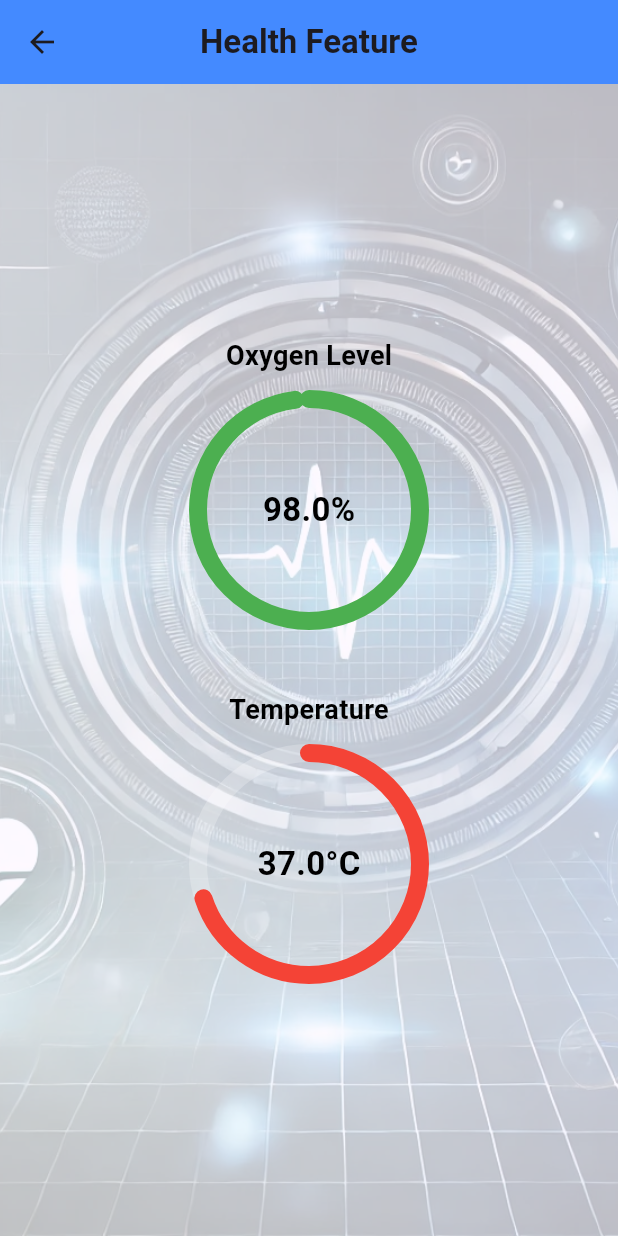
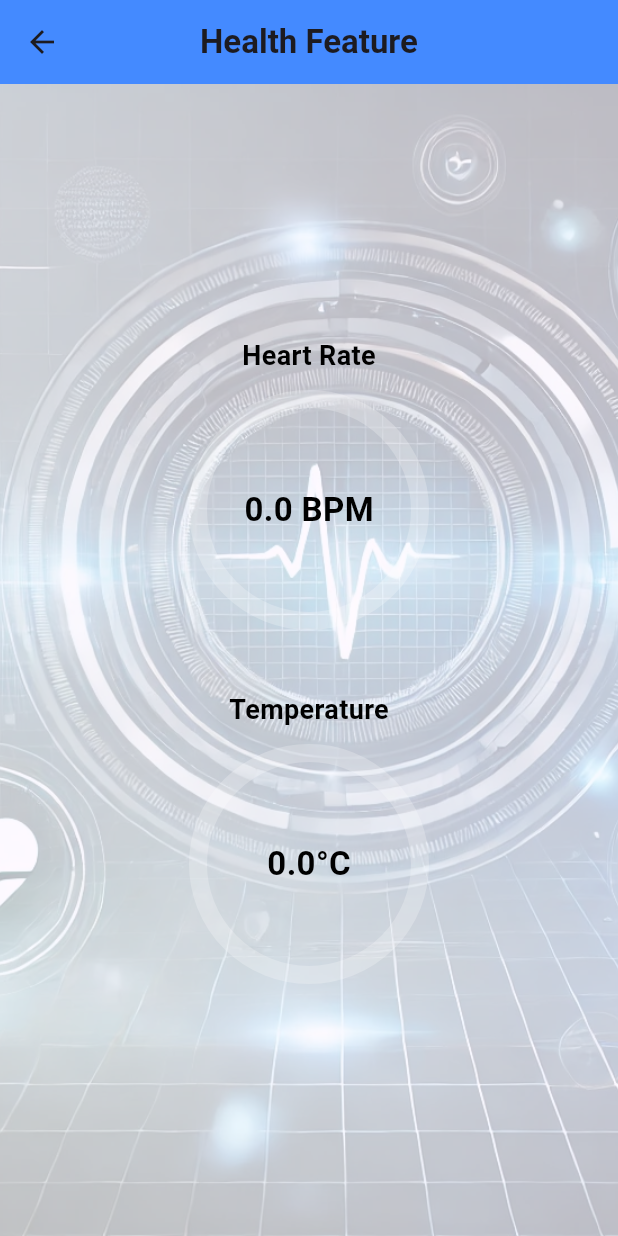
Before and after one commit to Mina843/grad_App, a Flutter app: the HealthFeaturePage screen opened directly, on a phone screen of 412 x 824 dp. Run offline on Flutter 3.47's test engine with Material 3 defaults, Android fonts, the phone set to English and light mode, and no system bars; drawn by our look-alikes of percent_indicator; our stand-ins replace animate_do, firebase_auth, firebase_core, flutter_bloc, flutter_bluetooth_serial, permission_handler; accounts and stored records are empty.

Commit message:
modify health feature page

```diff
--- a/lib/HealthFeaturePage.dart
+++ b/lib/HealthFeaturePage.dart
@@ -1,4 +1,3 @@
-
 import 'dart:typed_data';
 import 'package:flutter/material.dart';
 import 'package:flutter_bluetooth_serial/flutter_bluetooth_serial.dart';
@@ -12,8 +11,8 @@ class HealthFeaturePage extends StatefulWidget {
 }
 
 class _HealthFeaturePageState extends State<HealthFeaturePage> {
-  double oxygenLevel = 98.0;
-  double temperature = 37.0;
+  double heartRate = 0.0; // معدل النبض
+  double temperature = 0.0; // درجة الحرارة
   BluetoothConnection? connection;
 
   @override
@@ -50,8 +49,8 @@ class _HealthFeaturePageState extends State<HealthFeaturePage> {
 
       if (values.length == 2) {
         setState(() {
-          oxygenLevel = double.tryParse(values[0]) ?? 0.0;
-          temperature = double.tryParse(values[1]) ?? 0.0;
+          heartRate = double.tryParse(values[0]) ?? 0.0; // قراءة النبض
+          temperature = double.tryParse(values[1]) ?? 0.0; // قراءة الحرارة
         });
       }
     }).onDone(() {
@@ -93,26 +92,28 @@ class _HealthFeaturePageState extends State<HealthFeaturePage> {
             child: Column(
               mainAxisAlignment: MainAxisAlignment.center,
               children: [
+                // مؤشر معدل نبضات القلب
                 CircularPercentIndicator(
                   radius: 80.0,
                   lineWidth: 12.0,
-                  percent: (oxygenLevel / 100).clamp(0.0, 1.0),
+                  percent: (heartRate / 200).clamp(0.0, 1.0), // نطاق 0-200 نبضة
                   center: Text(
-                    "${oxygenLevel.toStringAsFixed(1)}%",
+                    "${heartRate.toStringAsFixed(1)} BPM",
                     style: const TextStyle(fontSize: 22, fontWeight: FontWeight.bold, color: Colors.black),
                   ),
-                  progressColor: Colors.green,
+                  progressColor: Colors.red,
                   circularStrokeCap: CircularStrokeCap.round,
                   backgroundColor: Colors.white24,
                   header: const Padding(
                     padding: EdgeInsets.only(bottom: 10),
                     child: Text(
-                      "Oxygen Level",
+                      "Heart Rate",
                       style: TextStyle(fontSize: 18, fontWeight: FontWeight.bold, color: Colors.black),
                     ),
                   ),
                 ),
                 const SizedBox(height: 40),
+                // مؤشر درجة الحرارة
                 CircularPercentIndicator(
                   radius: 80.0,
                   lineWidth: 12.0,
@@ -121,7 +122,7 @@ class _HealthFeaturePageState extends State<HealthFeaturePage> {
                     "${temperature.toStringAsFixed(1)}°C",
                     style: const TextStyle(fontSize: 22, fontWeight: FontWeight.bold, color: Colors.black),
                   ),
-                  progressColor: Colors.red,
+                  progressColor: Colors.blue,
                   circularStrokeCap: CircularStrokeCap.round,
                   backgroundColor: Colors.white24,
                   header: const Padding(
```
